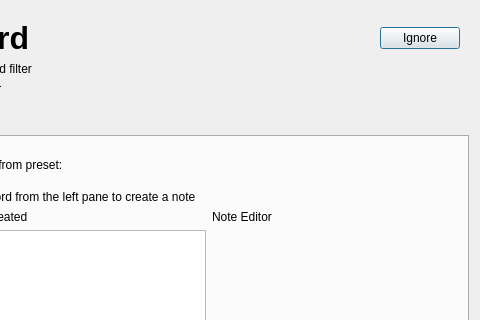
Qt form designer/note_creation.ui (ll-in-anki/find-missing-words) before a commit; both pictures show x 618 to 1098 and y 0 to 320 of the 1098 by 590 pixel window.
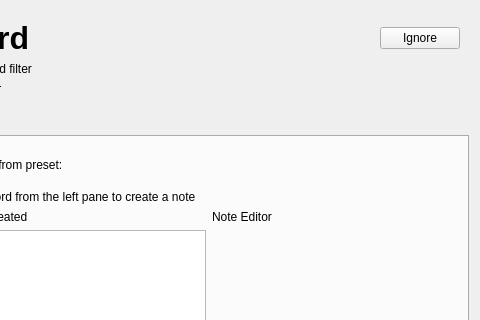
The same form after that commit.

Commit message:
Use normal cursor on punctuation word select bubble
Turn off auto default for ignore button in note creation pane.

Patch:
```diff
--- a/designer/note_creation.ui
+++ b/designer/note_creation.ui
@@ -122,6 +122,9 @@
             <property name="text">
              <string>Ignore</string>
             </property>
+            <property name="autoDefault">
+             <bool>false</bool>
+            </property>
            </widget>
           </item>
          </layout>
```
The commit also changes 1 other file.
